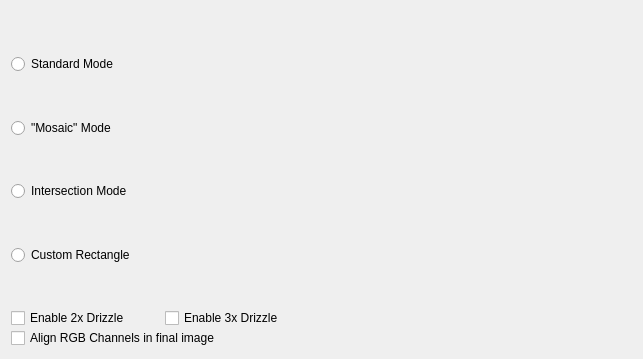
deepskystacker/DSS, file DeepSkyStacker/ui/ResultParameters.ui: the form before one commit.
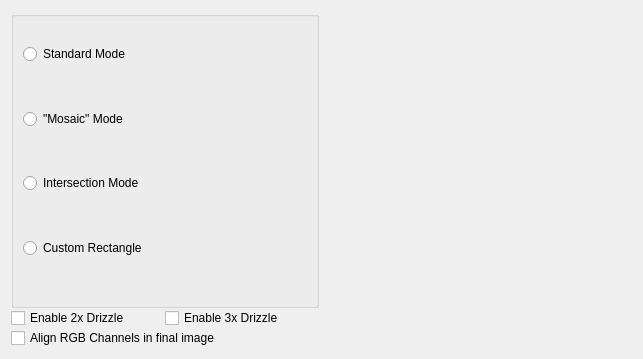
The form after the commit.

Commit message: Initial attempt at ResultParameters dialog in Qt speak for code review!

Diff of the .ui file:
```diff
--- a/DeepSkyStacker/ui/ResultParameters.ui
+++ b/DeepSkyStacker/ui/ResultParameters.ui
@@ -17,11 +17,12 @@
    <item>
     <layout class="QVBoxLayout" name="verticalLayout_3">
      <item>
-      <layout class="QVBoxLayout" name="verticalLayout_2" stretch="990,0,0">
+      <layout class="QVBoxLayout" name="verticalLayout_2" stretch="0,0,0">
        <property name="spacing">
         <number>0</number>
        </property>
        <item>
+        <widget class="QGroupBox" name="modeGroup">
         <layout class="QVBoxLayout" name="verticalLayout_4">
          <item>
           <spacer name="verticalSpacer_5">
@@ -117,6 +118,7 @@
           </spacer>
          </item>
         </layout>
+        </widget>
        </item>
        <item>
         <layout class="QHBoxLayout" name="horizontalLayout_2">
```
Left out of the diff: 18 changed lines with no effect on the pictures. Lines whose indentation alone changed are shown as unchanged. The commit also changes 4 other files.
